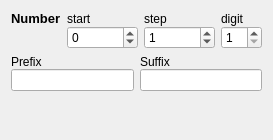
This is widgets/WidgetNumberSetting.ui in Takashi-Inoue/FileRenamer_Archived as Qt 5 draws it before an edit. The edited form follows.
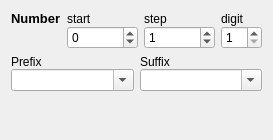
This is the edited form. Custom widgets are drawn as their Qt base class.

Commit message:
Added: Save text history.
UI changed: QLineEdit to QComboBox.

Patch:
```diff
--- a/widgets/WidgetNumberSetting.ui
+++ b/widgets/WidgetNumberSetting.ui
@@ -101,6 +101,19 @@
        </property>
       </widget>
      </item>
+     <item row="1" column="0">
+      <widget class="HistoryComboBox" name="comboxPrefix">
+       <property name="editable">
+        <bool>true</bool>
+       </property>
+       <property name="maxCount">
+        <number>24</number>
+       </property>
+       <property name="insertPolicy">
+        <enum>QComboBox::NoInsert</enum>
+       </property>
+      </widget>
+     </item>
      <item row="0" column="1">
       <widget class="QLabel" name="label_6">
        <property name="text">
@@ -108,11 +121,18 @@
        </property>
       </widget>
      </item>
-     <item row="1" column="0">
-      <widget class="QLineEdit" name="lineEditPrefix"/>
-     </item>
      <item row="1" column="1">
-      <widget class="QLineEdit" name="lineEditSuffix"/>
+      <widget class="HistoryComboBox" name="comboxSuffix">
+       <property name="editable">
+        <bool>true</bool>
+       </property>
+       <property name="maxCount">
+        <number>24</number>
+       </property>
+       <property name="insertPolicy">
+        <enum>QComboBox::NoInsert</enum>
+       </property>
+      </widget>
      </item>
     </layout>
    </item>
@@ -148,6 +168,11 @@
    <header>widgets/WidgetPositionFixer.h</header>
    <container>1</container>
   </customwidget>
+  <customwidget>
+   <class>HistoryComboBox</class>
+   <extends>QComboBox</extends>
+   <header>widgets/HistoryComboBox.h</header>
+  </customwidget>
  </customwidgets>
  <resources/>
  <connections/>
```
The commit also changes 99 other files.
